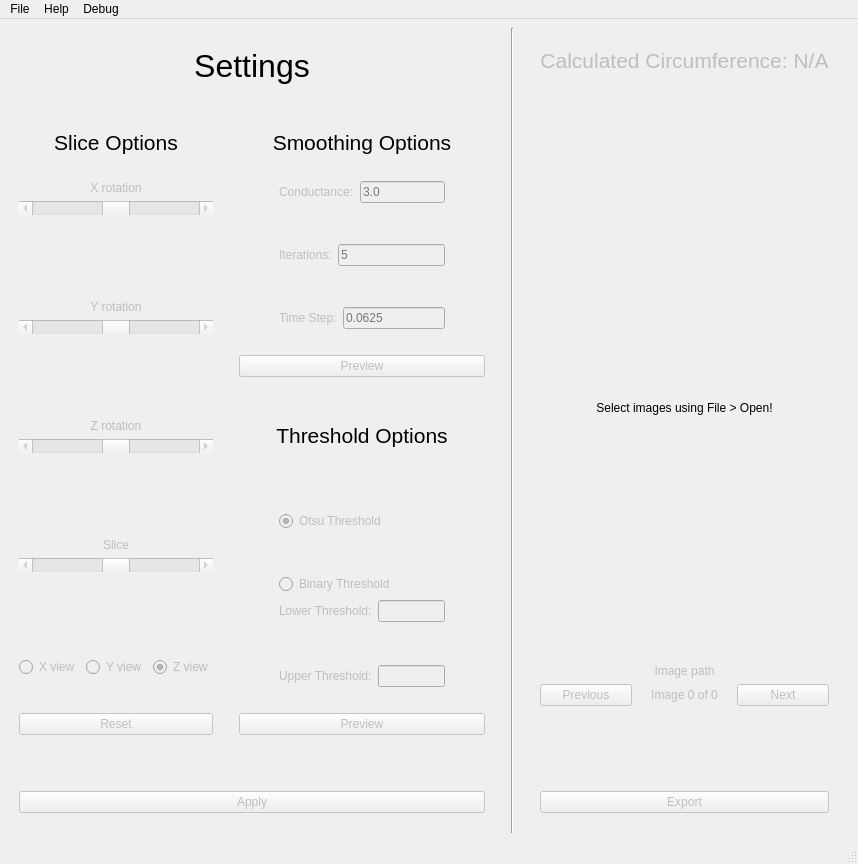
Qt form src/GUI/mainwindow.ui (NIRALUser/NeuroRuler) before a commit.
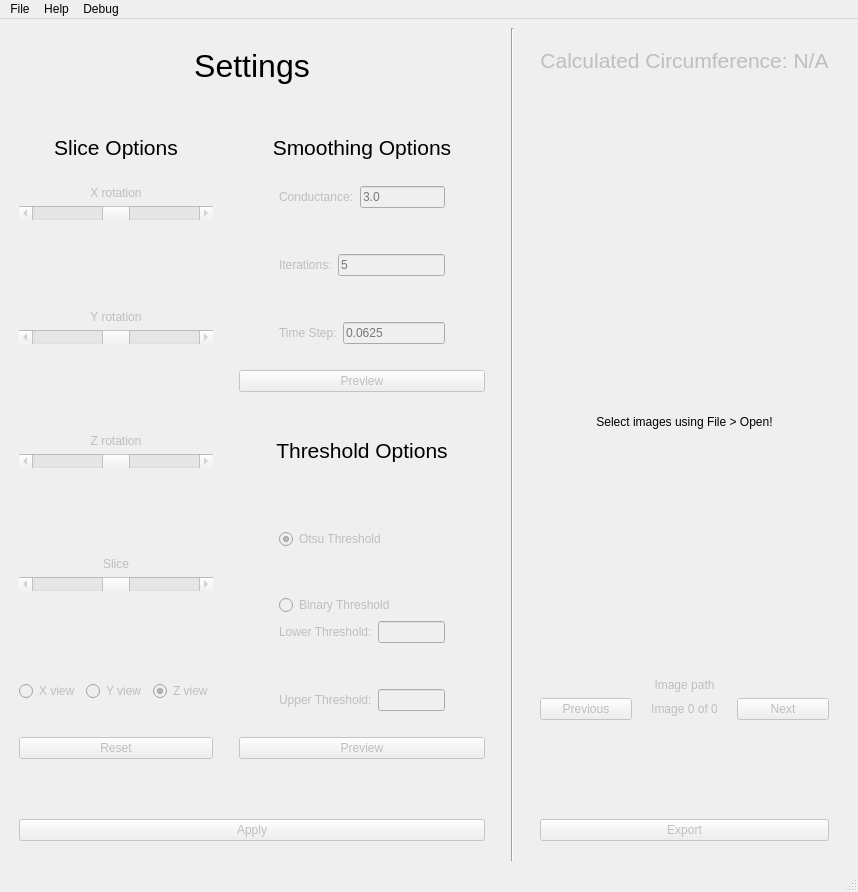
The same form after that commit.

Commit message: Fix spacing button

The edit to the form file:
```diff
--- a/src/GUI/mainwindow.ui
+++ b/src/GUI/mainwindow.ui
@@ -7,7 +7,7 @@
     <x>0</x>
     <y>0</y>
     <width>858</width>
-    <height>864</height>
+    <height>892</height>
    </rect>
   </property>
   <property name="windowTitle">
```
Left out of the diff: 6 changed lines with no effect on the pictures. The commit also changes 3 other files.
